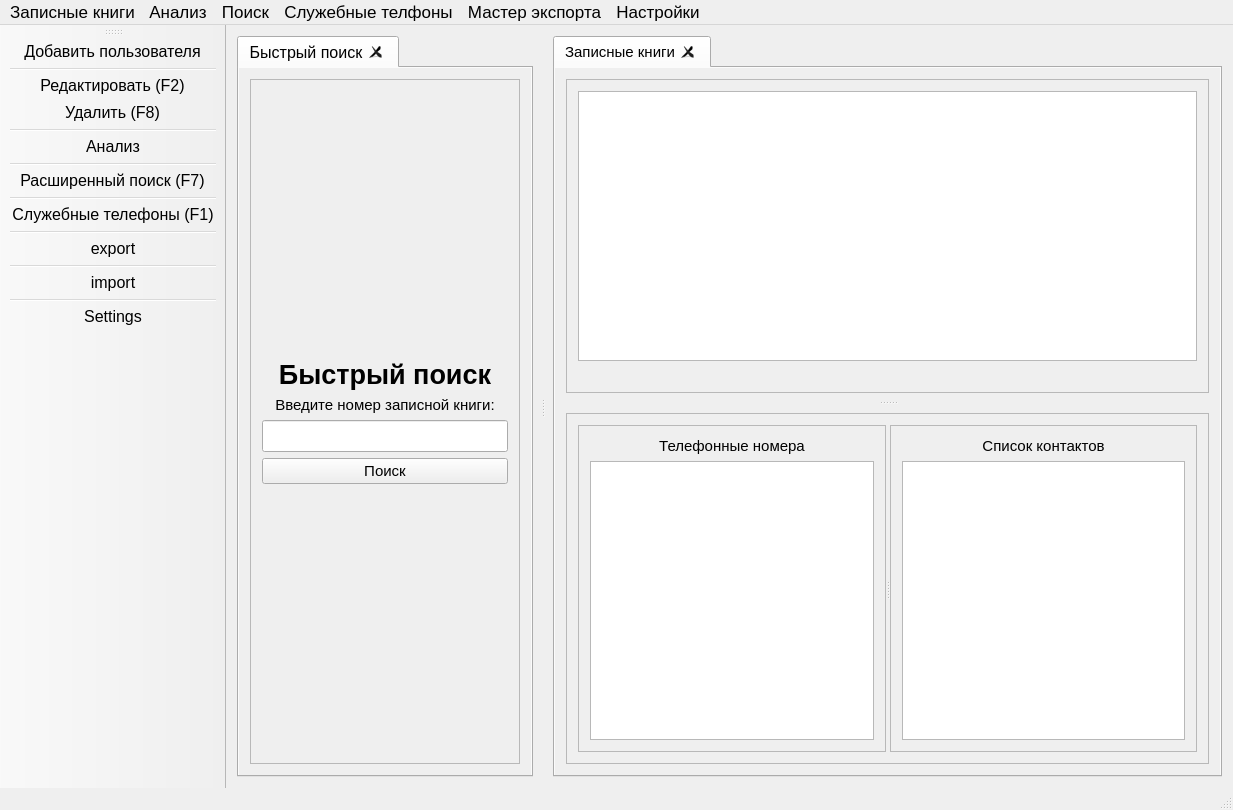
Before: the Qt Designer form mainwindow.ui in Yavlados/VKR, drawn with Qt 5.
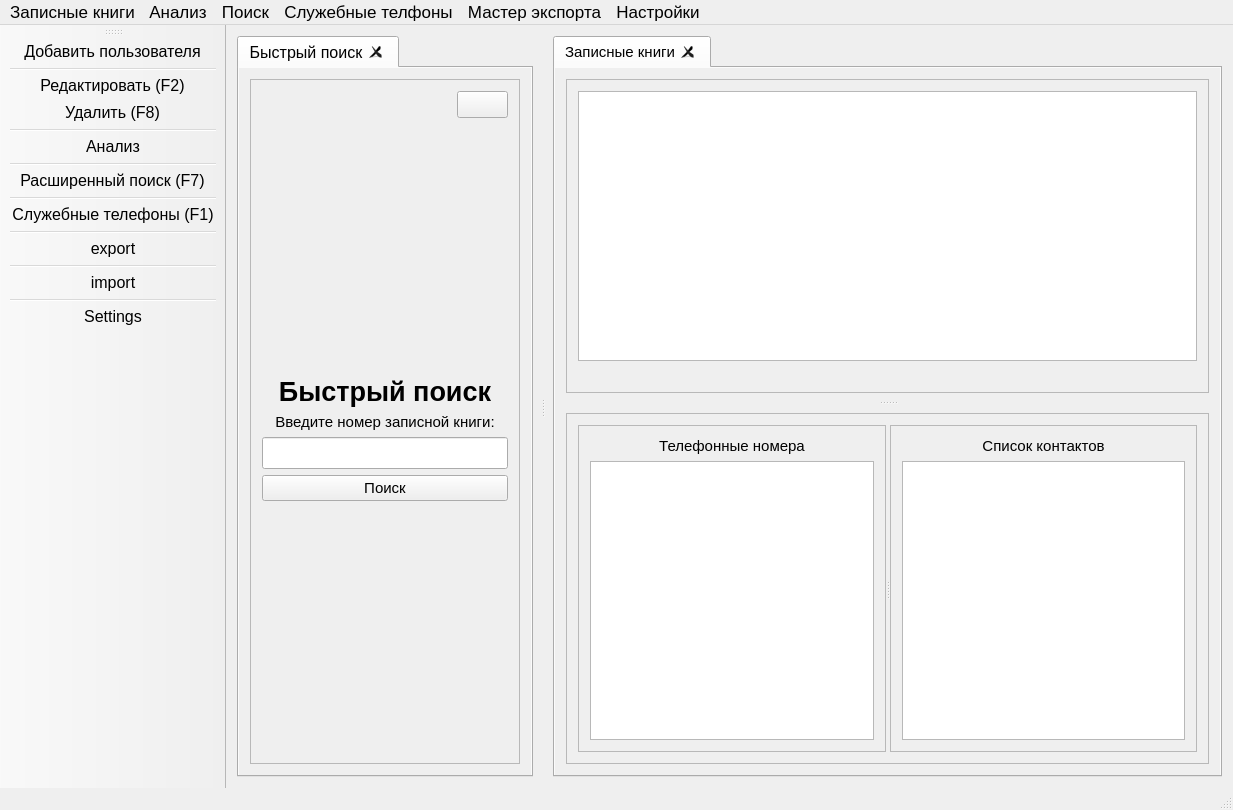
After: the same form once the commit is applied. Icons and pictures are not drawn.

Diff of the .ui file:
```diff
--- a/mainwindow.ui
+++ b/mainwindow.ui
@@ -83,7 +83,72 @@
             <enum>QFrame::Raised</enum>
            </property>
            <layout class="QGridLayout" name="gridLayout_8">
-            <item row="2" column="0">
+            <item row="0" column="1">
+             <widget class="QPushButton" name="pb_refresh">
+              <property name="text">
+               <string/>
+              </property>
+              <property name="icon">
+               <iconset resource="resource.qrc">
+                <normaloff>:/new/prefix1/png/refresh.png</normaloff>:/new/prefix1/png/refresh.png</iconset>
+              </property>
+             </widget>
+            </item>
+            <item row="0" column="0">
+             <spacer name="horizontalSpacer_2">
+              <property name="orientation">
+               <enum>Qt::Horizontal</enum>
+              </property>
+              <property name="sizeHint" stdset="0">
+               <size>
+                <width>40</width>
+                <height>20</height>
+               </size>
+              </property>
+             </spacer>
+            </item>
+            <item row="4" column="0" colspan="2">
+             <widget class="QLineEdit" name="lineEdit">
+              <property name="sizePolicy">
+               <sizepolicy hsizetype="Ignored" vsizetype="Fixed">
+                <horstretch>0</horstretch>
+                <verstretch>0</verstretch>
+               </sizepolicy>
+              </property>
+              <property name="font">
+               <font>
+                <pointsize>15</pointsize>
+                <weight>75</weight>
+                <bold>true</bold>
+               </font>
+              </property>
+             </widget>
+            </item>
+            <item row="5" column="0" colspan="2">
+             <widget class="QPushButton" name="pushButton">
+              <property name="sizePolicy">
+               <sizepolicy hsizetype="Ignored" vsizetype="Fixed">
+                <horstretch>0</horstretch>
+                <verstretch>0</verstretch>
+               </sizepolicy>
+              </property>
+              <property name="font">
+               <font>
+                <pointsize>11</pointsize>
+               </font>
+              </property>
+              <property name="layoutDirection">
+               <enum>Qt::LeftToRight</enum>
+              </property>
+              <property name="autoFillBackground">
+               <bool>false</bool>
+              </property>
+              <property name="text">
+               <string>Поиск</string>
+              </property>
+             </widget>
+            </item>
+            <item row="3" column="0" colspan="2">
              <widget class="QLabel" name="label_3">
               <property name="sizePolicy">
                <sizepolicy hsizetype="Preferred" vsizetype="Maximum">
@@ -105,24 +170,7 @@
               </property>
              </widget>
             </item>
-            <item row="3" column="0">
-             <widget class="QLineEdit" name="lineEdit">
-              <property name="sizePolicy">
-               <sizepolicy hsizetype="Ignored" vsizetype="Fixed">
-                <horstretch>0</horstretch>
-                <verstretch>0</verstretch>
-               </sizepolicy>
-              </property>
-              <property name="font">
-               <font>
-                <pointsize>15</pointsize>
-                <weight>75</weight>
-                <bold>true</bold>
-               </font>
-              </property>
-             </widget>
-            </item>
-            <item row="1" column="0">
+            <item row="2" column="0" colspan="2">
              <widget class="QLabel" name="label_short_search">
               <property name="enabled">
                <bool>true</bool>
@@ -149,44 +197,7 @@
               </property>
              </widget>
             </item>
-            <item row="4" column="0">
-             <widget class="QPushButton" name="pushButton">
-              <property name="sizePolicy">
-               <sizepolicy hsizetype="Ignored" vsizetype="Fixed">
-                <horstretch>0</horstretch>
-                <verstretch>0</verstretch>
-               </sizepolicy>
-              </property>
-              <property name="font">
-               <font>
-                <pointsize>11</pointsize>
-               </font>
-              </property>
-              <property name="layoutDirection">
-               <enum>Qt::LeftToRight</enum>
-              </property>
-              <property name="autoFillBackground">
-               <bool>false</bool>
-              </property>
-              <property name="text">
-               <string>Поиск</string>
-              </property>
-             </widget>
-            </item>
-            <item row="6" column="0">
-             <spacer name="verticalSpacer_2">
-              <property name="orientation">
-               <enum>Qt::Vertical</enum>
-              </property>
-              <property name="sizeHint" stdset="0">
-               <size>
-                <width>20</width>
-                <height>40</height>
-               </size>
-              </property>
-             </spacer>
-            </item>
-            <item row="0" column="0">
+            <item row="1" column="0" colspan="2">
              <spacer name="verticalSpacer">
               <property name="orientation">
                <enum>Qt::Vertical</enum>
@@ -199,7 +210,20 @@
               </property>
              </spacer>
             </item>
-            <item row="5" column="0">
+            <item row="7" column="0" colspan="2">
+             <spacer name="verticalSpacer_2">
+              <property name="orientation">
+               <enum>Qt::Vertical</enum>
+              </property>
+              <property name="sizeHint" stdset="0">
+               <size>
+                <width>20</width>
+                <height>40</height>
+               </size>
+              </property>
+             </spacer>
+            </item>
+            <item row="6" column="0" colspan="2">
              <layout class="QVBoxLayout" name="vl_cancel_button"/>
             </item>
            </layout>
```
